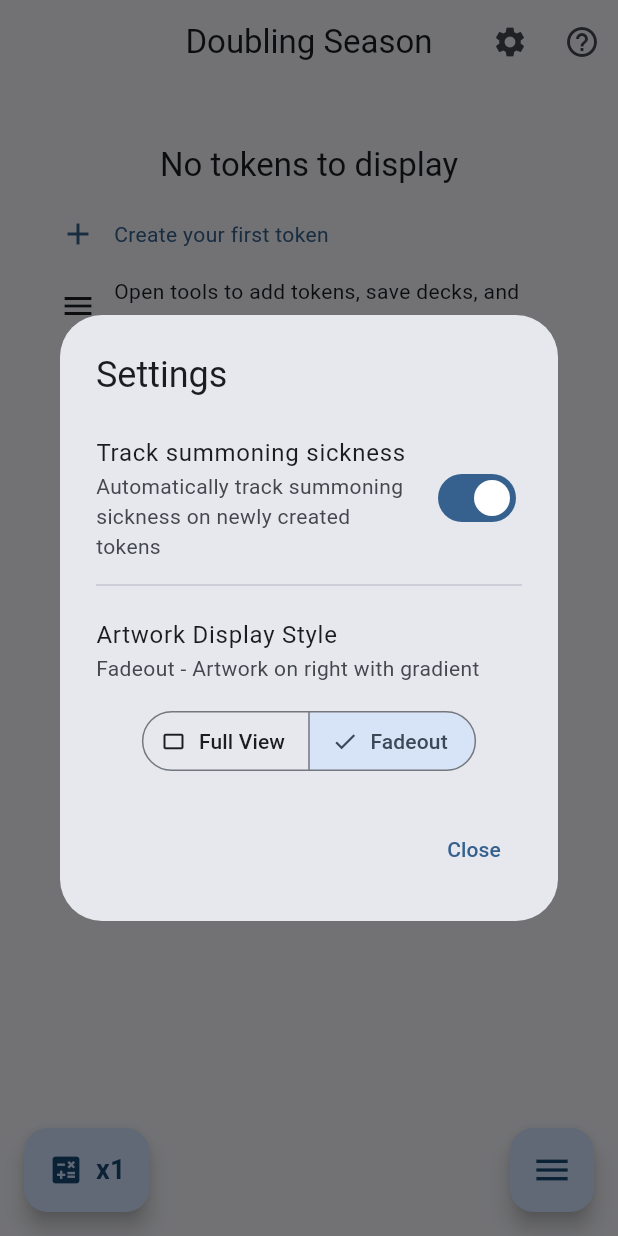
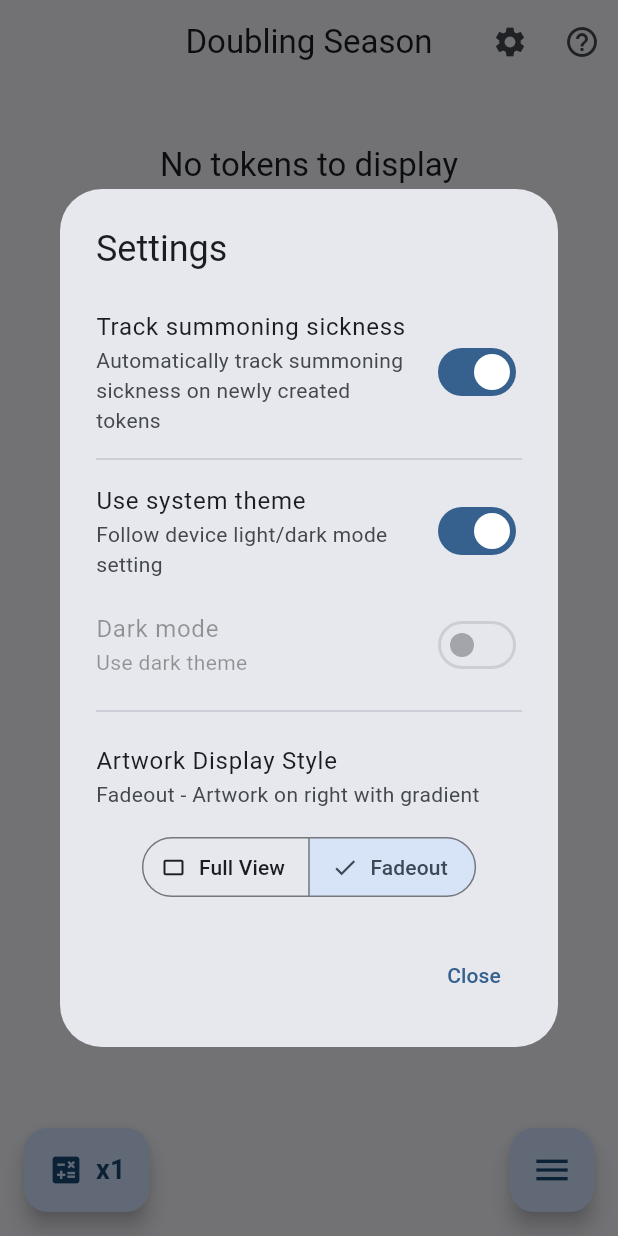
Before and after one commit to didymusbenson/Doubling-Season, a Flutter app: the screen it shows after launch, after a tap on the "settings" icon, on a phone screen of 412 x 824 dp. Run offline on Flutter 3.47's test engine with Material 3 defaults, Android fonts, the phone set to English and light mode, and no system bars; our stand-ins replace gradient_borders, hive, hive_flutter, package_info_plus, shared_preferences, wakelock_plus; accounts and stored records are empty.

Commit message:
Add manual theme override with conditional dark mode toggle and dynamic border thickness based on artwork display style

```diff
--- a/lib/main.dart
+++ b/lib/main.dart
@@ -162,6 +162,13 @@
     // when returning to the app. Hive handles persistence automatically.
   }
 
+  ThemeMode _getThemeMode(SettingsProvider settings) {
+    if (settings.useSystemTheme) {
+      return ThemeMode.system;
+    }
+    return settings.isDarkMode ? ThemeMode.dark : ThemeMode.light;
+  }
+
   @override
   Widget build(BuildContext context) {
     // CRITICAL: MultiProvider must wrap MaterialApp so providers are available
@@ -202,7 +209,9 @@
         ChangeNotifierProvider.value(value: deckProvider),
         ChangeNotifierProvider.value(value: settingsProvider),
       ],
-      child: MaterialApp(
+      child: Consumer<SettingsProvider>(
+        builder: (context, settings, child) {
+          return MaterialApp(
             title: 'Doubling Season',
             theme: ThemeData(
               colorScheme: ColorScheme.fromSeed(seedColor: Colors.blue),
@@ -222,9 +231,11 @@
               scaffoldBackgroundColor: const Color(0xFF181818),
               useMaterial3: true,
             ),
-        themeMode: ThemeMode.system,
+            themeMode: _getThemeMode(settings),
             debugShowCheckedModeBanner: false,
             home: const ContentScreen(),
+          );
+        },
       ),
     );
   }
--- a/lib/providers/settings_provider.dart
+++ b/lib/providers/settings_provider.dart
@@ -39,6 +39,22 @@
     notifyListeners();
   }
 
+  // Theme mode settings
+  bool get useSystemTheme => _prefs.getBool('useSystemTheme') ?? true;
+
+  Future<void> setUseSystemTheme(bool value) async {
+    await _prefs.setBool('useSystemTheme', value);
+    notifyListeners();
+  }
+
+  // Manual theme preference (only used when useSystemTheme is false)
+  bool get isDarkMode => _prefs.getBool('isDarkMode') ?? false;
+
+  Future<void> setIsDarkMode(bool value) async {
+    await _prefs.setBool('isDarkMode', value);
+    notifyListeners();
+  }
+
   Set<String> get favoriteTokens {
     final list = _prefs.getStringList(PreferenceKeys.favoriteTokens) ?? [];
     return Set.from(list);
--- a/lib/screens/content_screen.dart
+++ b/lib/screens/content_screen.dart
@@ -85,6 +85,10 @@
     // Use Provider.of with listen: false to get the provider reference once
     final tokenProvider = Provider.of<TokenProvider>(context, listen: false);
 
+    // Watch artwork style to rebuild when it changes
+    return Selector<SettingsProvider, String>(
+      selector: (context, settings) => settings.artworkDisplayStyle,
+      builder: (context, artworkStyle, _) {
         // Only use ValueListenableBuilder for reactivity - no need for Consumer
         return ValueListenableBuilder<Box<Item>>(
           valueListenable: tokenProvider.listenable,
@@ -109,21 +113,15 @@
               proxyDecorator: _buildDragProxy,
               itemBuilder: (context, index) {
                 final item = items[index];
-                // Use white glow in dark mode, sharp shadow in light mode
                 final isDarkMode = Theme.of(context).brightness == Brightness.dark;
 
-                // Different shadow/glow configurations for light vs dark mode
-                final shadowColor = isDarkMode
-                    ? Colors.white              // White glow
-                    : Colors.black;             // Sharp black shadow
+                // Use artwork style from Selector to determine border width
+                final borderWidth = artworkStyle == 'fullView'
+                    ? 2.0  // Thinner border in full view mode
+                    : UIConstants.borderWidth;  // Normal 5px border
 
-                final mainShadowOpacity = isDarkMode
-                    ? UIConstants.darkModeGlowOpacity
-                    : UIConstants.shadowOpacity;
-
-                final lightShadowOpacity = isDarkMode
-                    ? UIConstants.darkModeGlowOpacity * 0.5
-                    : UIConstants.lightShadowOpacity;
+                // Adjust inner border radius to fit inside the border
+                final innerBorderRadius = UIConstants.borderRadius - borderWidth;
 
                 return Padding(
                   key: ValueKey(item.createdAt),
@@ -131,25 +129,26 @@
                   child: Container(
                     decoration: BoxDecoration(
                       borderRadius: BorderRadius.circular(UIConstants.borderRadius),
-                      boxShadow: [
+                      // Only apply shadows in light mode
+                      boxShadow: isDarkMode ? null : [
                         BoxShadow(
-                          color: shadowColor.withValues(alpha: mainShadowOpacity),
+                          color: Colors.black.withValues(alpha: UIConstants.shadowOpacity),
                           blurRadius: UIConstants.shadowBlurRadius,
                           offset: const Offset(UIConstants.shadowOffsetX, UIConstants.shadowOffsetY),
                         ),
                         BoxShadow(
-                          color: shadowColor.withValues(alpha: lightShadowOpacity),
+                          color: Colors.black.withValues(alpha: UIConstants.lightShadowOpacity),
                           blurRadius: UIConstants.lightShadowBlurRadius,
                           offset: const Offset(UIConstants.lightShadowOffsetX, UIConstants.lightShadowOffsetY),
                         ),
                       ],
                       border: GradientBoxBorder(
                         gradient: ColorUtils.gradientForColors(item.colors, isEmblem: item.isEmblem),
-                        width: UIConstants.borderWidth,
+                        width: borderWidth,
                       ),
                     ),
                     child: ClipRRect(
-                      borderRadius: BorderRadius.circular(UIConstants.smallBorderRadius),
+                      borderRadius: BorderRadius.circular(innerBorderRadius),
                       child: Container(
                         color: Theme.of(context).cardColor,
                         child: Dismissible(
@@ -167,6 +166,8 @@
                       ),
                     ),
                   ),
+                );
+              },
             );
           },
         );
@@ -418,7 +419,30 @@
 
                 const Divider(),
 
-                // NEW: Artwork style selection
+                // Theme mode settings
+                SwitchListTile(
+                  title: const Text('Use system theme'),
+                  subtitle: const Text('Follow device light/dark mode setting'),
+                  value: settings.useSystemTheme,
+                  onChanged: (value) {
+                    settings.setUseSystemTheme(value);
+                  },
+                  contentPadding: EdgeInsets.zero,
+                ),
+
+                SwitchListTile(
+                  title: const Text('Dark mode'),
+                  subtitle: const Text('Use dark theme'),
+                  value: settings.isDarkMode,
+                  onChanged: settings.useSystemTheme ? null : (value) {
+                    settings.setIsDarkMode(value);
+                  },
+                  contentPadding: EdgeInsets.zero,
+                ),
+
+                const Divider(),
+
+                // Artwork style selection
                 ListTile(
                   title: const Text('Artwork Display Style'),
                   subtitle: Text(
```
Lines whose indentation alone changed are shown as unchanged.
